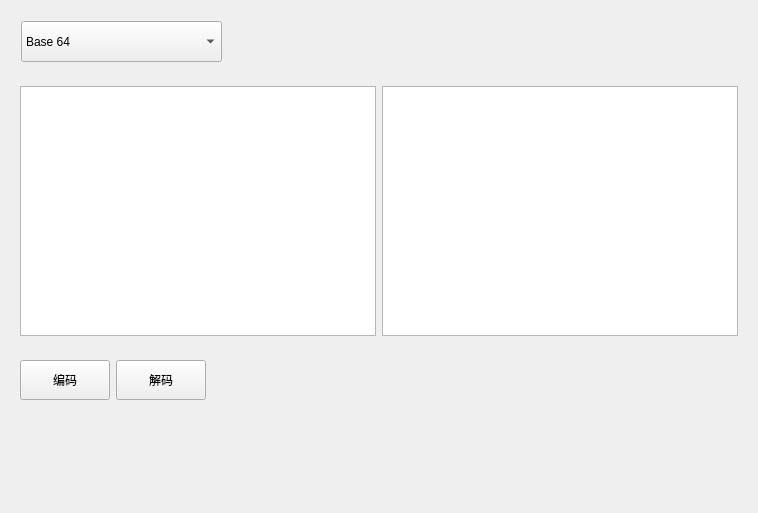
The window that ui/Widgets/encoding/BaseEncode/BaseWidget.ui (tanyiqu/CryptoKing) describes before a commit, drawn with Qt 5.
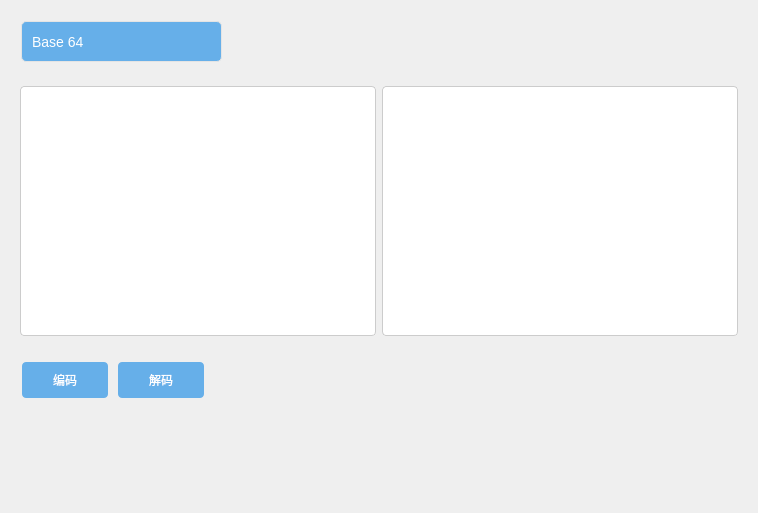
The same window after the commit.

Patch:
```diff
--- a/ui/Widgets/encoding/BaseEncode/BaseWidget.ui
+++ b/ui/Widgets/encoding/BaseEncode/BaseWidget.ui
@@ -43,6 +43,33 @@
         <height>41</height>
        </rect>
       </property>
+      <property name="styleSheet">
+       <string notr="true">QComboBox{
+  background: #66afe9;
+  color:#fff;
+  font: 11pt &quot;微软雅黑&quot;;
+  font-size:14px;
+  padding: 1px 15px 1px 10px;
+  border:1px solid rgba(228,228,228,1);
+  border-radius:5px 5px 0px 0px;
+}
+
+  QComboBox::drop-down {
+      subcontrol-origin: padding;
+      subcontrol-position: top right;
+      width: 15px;
+      border:none;
+  }
+
+QComboBox QAbstractItemView {
+outline: 0px solid gray;
+border: 1px solid #fff;
+color: #000;
+background-color: #fff;
+selection-background-color: #1976d2;
+}
+</string>
+      </property>
       <item>
        <property name="text">
         <string>Base 64</string>
@@ -84,6 +111,27 @@
           <height>250</height>
          </size>
         </property>
+        <property name="styleSheet">
+         <string notr="true">QPlainTextEdit {
+font-size: 14px;
+color: #000;
+font: 11pt &quot;微软雅黑&quot;;
+background-color: #ffffff;
+border: 1px solid #cccccc;
+border-radius: 4px;
+-webkit-box-shadow: inset 0 1px 1px rgba(0, 0, 0, 0.075);
+box-shadow: inset 0 1px 1px rgba(0, 0, 0, 0.075);
+-webkit-transition: border-color ease-in-out .15s, box-shadow ease-in-out .15s;
+transition: border-color ease-in-out .15s, box-shadow ease-in-out .15s;
+}
+
+QPlainTextEdit:focus {
+border-color: #66afe9;
+outline: 0;
+-webkit-box-shadow: inset 0 1px 1px rgba(0,0,0,.075), 0 0 8px rgba(102, 175, 233, 0.6);
+box-shadow: inset 0 1px 1px rgba(0,0,0,.075), 0 0 8px rgba(102, 175, 233, 0.6);
+}</string>
+        </property>
         <property name="plainText">
          <string/>
         </property>
@@ -103,6 +151,27 @@
           <height>250</height>
          </size>
         </property>
+        <property name="styleSheet">
+         <string notr="true">QPlainTextEdit {
+font-size: 14px;
+color: #000;
+font: 11pt &quot;微软雅黑&quot;;
+background-color: #ffffff;
+border: 1px solid #cccccc;
+border-radius: 4px;
+-webkit-box-shadow: inset 0 1px 1px rgba(0, 0, 0, 0.075);
+box-shadow: inset 0 1px 1px rgba(0, 0, 0, 0.075);
+-webkit-transition: border-color ease-in-out .15s, box-shadow ease-in-out .15s;
+transition: border-color ease-in-out .15s, box-shadow ease-in-out .15s;
+}
+
+QPlainTextEdit:focus {
+border-color: #66afe9;
+outline: 0;
+-webkit-box-shadow: inset 0 1px 1px rgba(0,0,0,.075), 0 0 8px rgba(102, 175, 233, 0.6);
+box-shadow: inset 0 1px 1px rgba(0,0,0,.075), 0 0 8px rgba(102, 175, 233, 0.6);
+}</string>
+        </property>
         <property name="readOnly">
          <bool>true</bool>
         </property>
@@ -134,6 +203,28 @@
           <height>40</height>
          </size>
         </property>
+        <property name="styleSheet">
+         <string notr="true">QPushButton {
+    display: inline-block;
+    border-radius: 4px;
+    background-color: #66afe9;
+    border: none;
+    color: #FFFFFF;
+    text-align: center;
+    font: 11pt &quot;微软雅黑&quot;;
+    transition: all 0.5s;
+    cursor: pointer;
+    margin: 2px;
+    vertical-align: middle;
+}
+
+QPushButton:hover {
+    opacity: 1;
+    right: 0;
+    background-color: #1976d2;
+}
+</string>
+        </property>
         <property name="text">
          <string>编码</string>
         </property>
@@ -153,6 +244,28 @@
           <height>40</height>
          </size>
         </property>
+        <property name="styleSheet">
+         <string notr="true">QPushButton {
+    display: inline-block;
+    border-radius: 4px;
+    background-color: #66afe9;
+    border: none;
+    color: #FFFFFF;
+    text-align: center;
+    font: 11pt &quot;微软雅黑&quot;;
+    transition: all 0.5s;
+    cursor: pointer;
+    margin: 2px;
+    vertical-align: middle;
+}
+
+QPushButton:hover {
+    opacity: 1;
+    right: 0;
+    background-color: #1976d2;
+}
+</string>
+        </property>
         <property name="text">
          <string>解码</string>
         </property>
```
